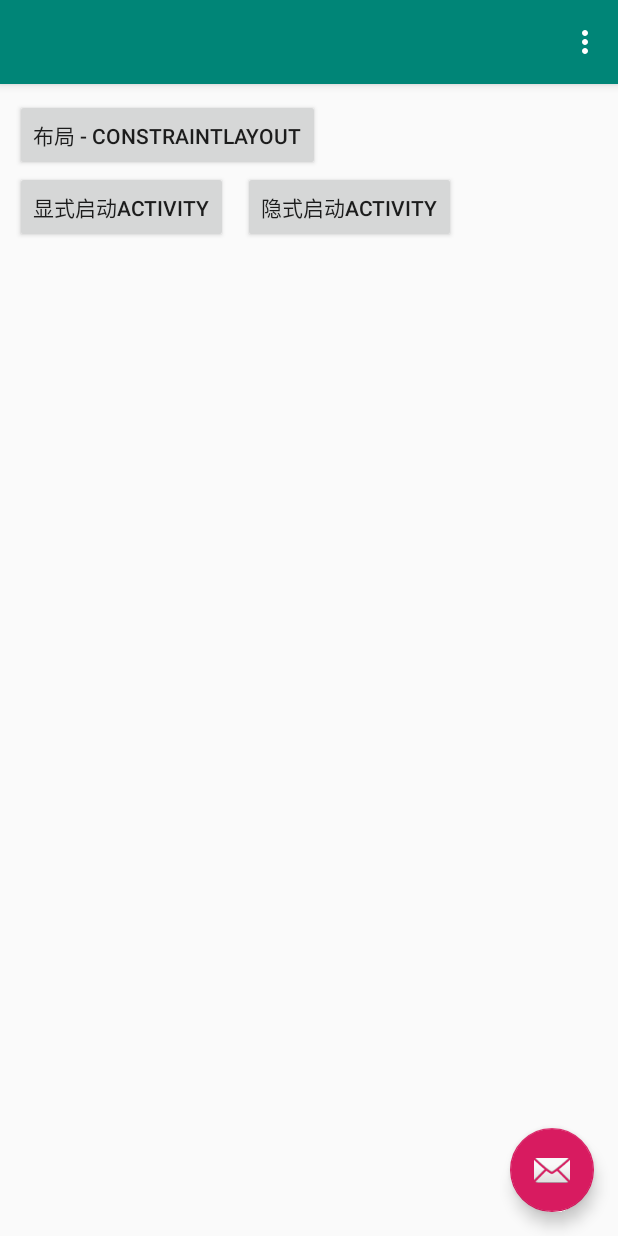
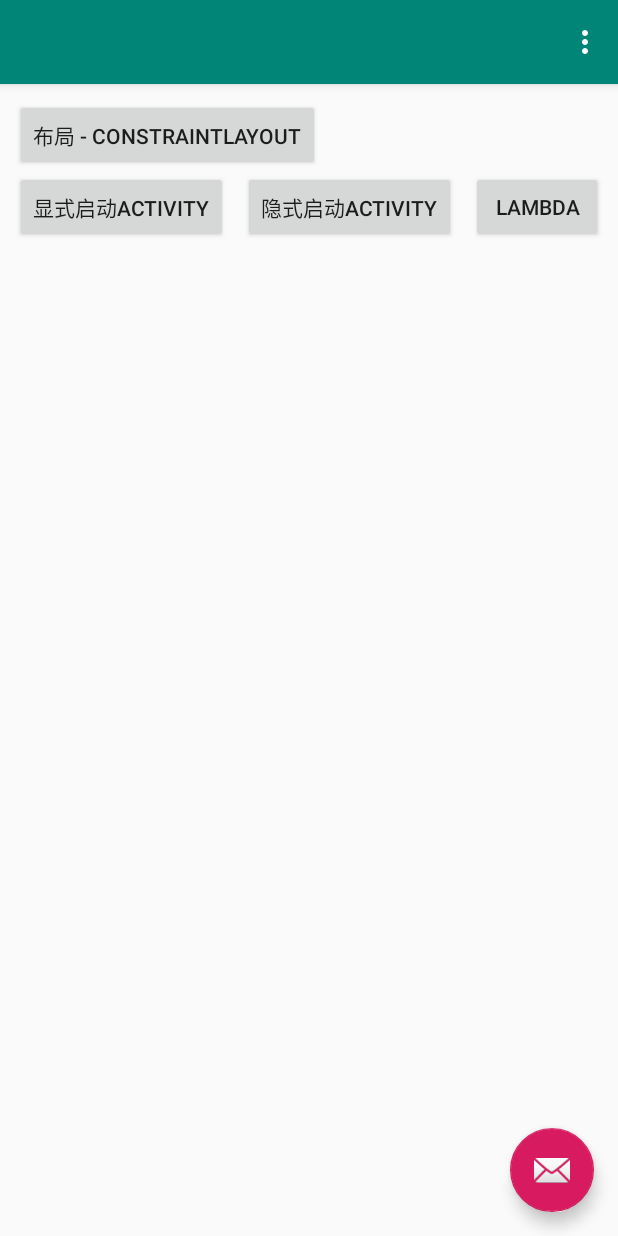
Before and after one commit to hhbbeijing/springLove, an Android app: the screen it shows after launch (MainActivity), on a phone screen of 412 x 824 dp. Run offline under Robolectric (Android 15) with nearby library versions, the phone set to English and light mode, and no system bars.

Commit message:
lambda 简明示例

```diff
--- a/app/src/main/AndroidManifest.xml
+++ b/app/src/main/AndroidManifest.xml
@@ -46,6 +46,9 @@
                       android:path="/pathname/pathname"></data>
             </intent-filter>
         </activity>
+
+        <activity android:name=".lambda.LambdaActivity"
+            android:screenOrientation="portrait"></activity>
     </application>
 
 </manifest>
--- a/app/src/main/java/com/spring/han/MainActivity.java
+++ b/app/src/main/java/com/spring/han/MainActivity.java
@@ -11,6 +11,7 @@ import android.view.Menu;
 import android.view.MenuItem;
 
 import com.spring.han.activity.TargetActivity;
+import com.spring.han.lambda.LambdaActivity;
 import com.spring.han.layout.ConstraintLayout;
 
 public class MainActivity extends AppCompatActivity implements View.OnClickListener {
@@ -73,6 +74,9 @@ public class MainActivity extends AppCompatActivity implements View.OnClickListe
                 intent1.setAction("com.spring.han.actionName");
                 startActivity(intent1);
                 break;
+            case  R.id.id_button_4:
+                startActivity(new Intent(this,LambdaActivity.class));
+                break;
             default:
                 break;
         }
--- a/app/src/main/res/layout/content_main.xml
+++ b/app/src/main/res/layout/content_main.xml
@@ -40,4 +40,14 @@
         app:layout_constraintLeft_toRightOf="@id/id_button_2"
         app:layout_constraintTop_toBottomOf="@id/id_button_1"
         />
+    <Button
+        android:id="@+id/id_button_4"
+        android:layout_width="wrap_content"
+        android:layout_height="wrap_content"
+        android:onClick="onClick"
+        android:text="lambda"
+        android:layout_marginLeft="10dp"
+        app:layout_constraintLeft_toRightOf="@id/id_button_3"
+        app:layout_constraintTop_toBottomOf="@id/id_button_1"
+        />
 </android.support.constraint.ConstraintLayout>
```
Also changed, not shown: app/build.gradle (+6 -1 lines), app/src/main/java/com/spring/han/lambda/LambdaActivity.java (added, +63 -0 lines), app/src/main/java/com/spring/han/layout/ConstraintLayout.java (+1 -6 lines), app/src/main/res/layout/lambda_layout.xml (added, +12 -0 lines).
